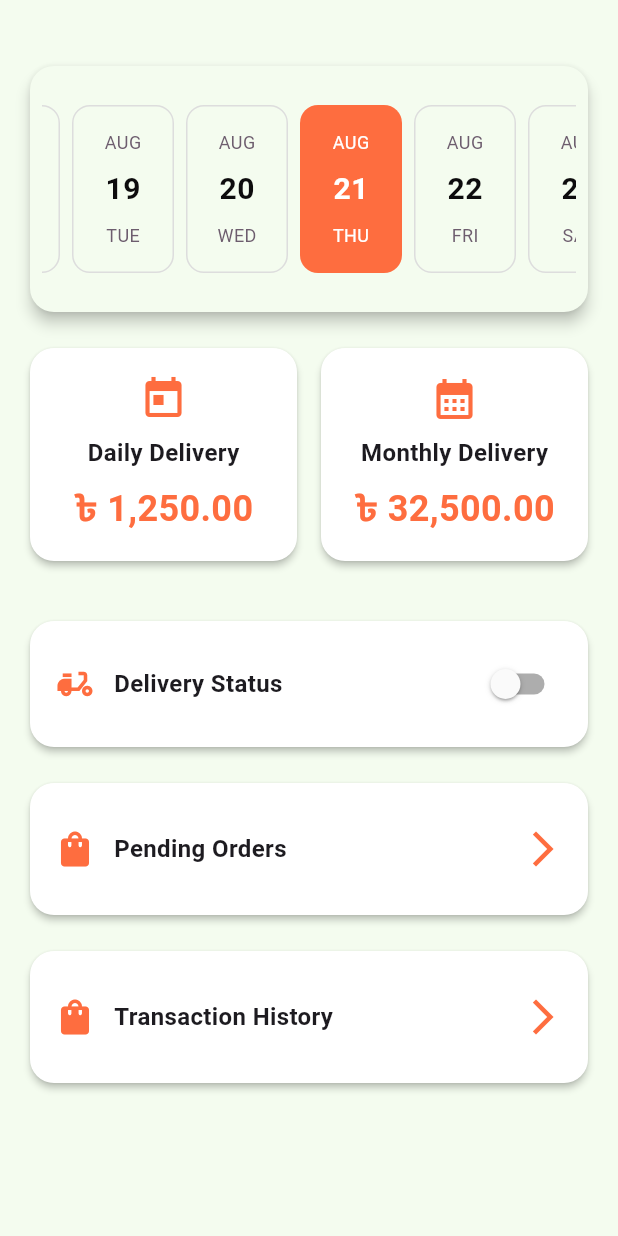
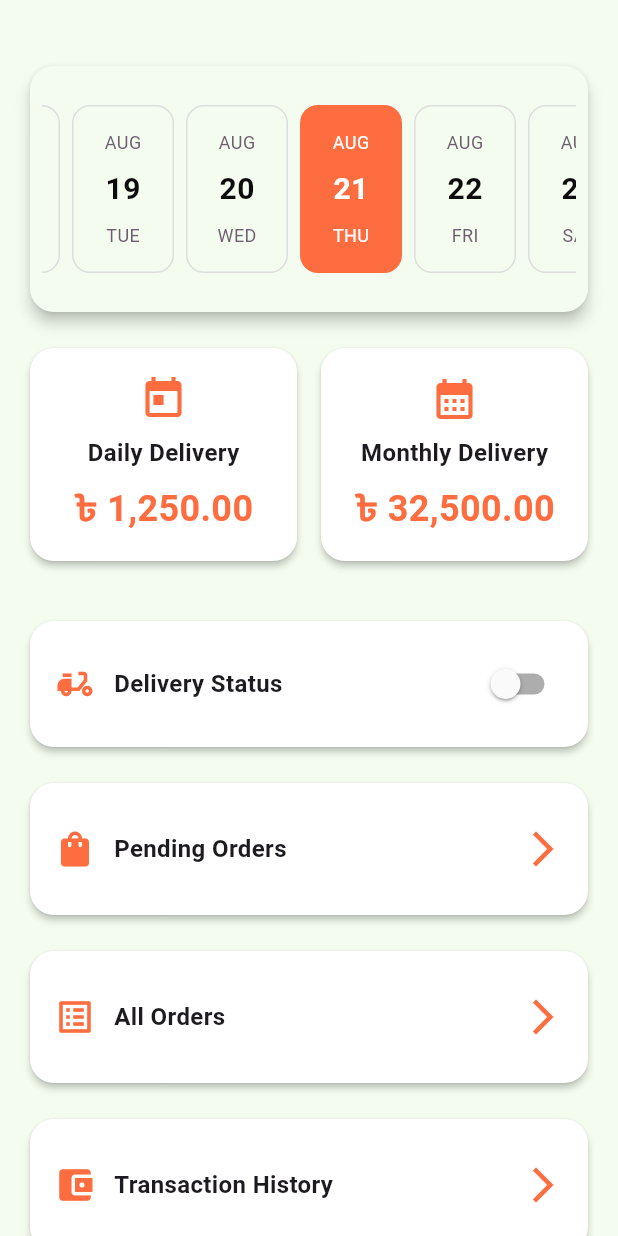
Before and after one commit to farhansadikgalib/ecommerce_delivery_app, a Flutter app: the HomeView screen opened by its route, on a phone screen of 412 x 824 dp. Run offline on Flutter 3.47's test engine with Material 3 defaults, Android fonts, the phone set to English and light mode, and no system bars; drawn by our look-alikes of easy_date_timeline; our stand-ins replace connectivity_plus, dio, easy_debounce, flutter_dotenv, flutter_easyloading, flutter_screenutil and 7 more; missing offline and left inert: any_image_view, shared_value; statements that could not run were skipped.

Commit message:
feat: add All Orders module with binding, controller, and view

```diff
--- a/lib/app/modules/home/views/home_view.dart
+++ b/lib/app/modules/home/views/home_view.dart
@@ -240,7 +240,56 @@ class HomeView extends GetView<HomeController> {
 
             AppWidgets().gapH16(),
 
+            // All Orders Card
+            InkWell(
+              onTap: () => {
+                if(controller.deliveryStatus.value){
+                  Get.toNamed(Routes.ALL_ORDERS),
+                } else {
+                  AppWidgets().getSnackBar(
+                    message: 'Please enable delivery status first.',
+                  ),
+                }
+              },
+              child: Card(
+                elevation: 2,
+                shape: RoundedRectangleBorder(
+                  borderRadius: BorderRadius.circular(16),
+                ),
+                color: Colors.white,
+                child: Padding(
+                  padding: const EdgeInsets.symmetric(
+                    vertical: 30,
+                    horizontal: 16,
+                  ),
+                  child: Row(
+                    children: [
+                      Icon(
+                        Icons.list_alt,
+                        color: AppColors.primaryColor,
+                        size: 28,
+                      ),
+                      SizedBox(width: 12),
+                      Text(
+                        'All Orders',
+                        style: TextStyle(
+                          fontWeight: FontWeight.bold,
+                          fontSize: 16,
+                        ),
+                      ),
+                      Spacer(),
+                      Icon(
+                        Icons.arrow_forward_ios,
+                        color: AppColors.primaryColor,
+                        size: 28,
+                      ),
+                    ],
+                  ),
+                ),
+              ),
+            ),
 
+            AppWidgets().gapH16(),
 
             // Your Order Card
             InkWell(
@@ -268,7 +317,7 @@ class HomeView extends GetView<HomeController> {
                   child: Row(
                     children: [
                       Icon(
-                        Icons.shopping_bag,
+                        Icons.account_balance_wallet,
                         color: AppColors.primaryColor,
                         size: 28,
                       ),
--- a/lib/app/modules/orders/controllers/orders_controller.dart
+++ b/lib/app/modules/orders/controllers/orders_controller.dart
@@ -31,8 +31,8 @@ class OrdersController extends GetxController {
 
   Future<void> getOrderList() async {
     isLoading.value = true;
+    var response = await OrderRepository().getOrderData();
     orderList.clear();
-    var response = await OrderRepository().getOrderData();
     orderList.addAll(response.data ?? []);
     isLoading.value = false;
   }
--- a/lib/app/routes/app_pages.dart
+++ b/lib/app/routes/app_pages.dart
@@ -1,3 +1,5 @@
+import 'package:delivery_app/app/modules/all_orders/bindings/all_orders_binding.dart';
+import 'package:delivery_app/app/modules/all_orders/views/all_orders_view.dart';
 import 'package:get/get.dart';
 
 import '../modules/home/bindings/home_binding.dart';
@@ -44,5 +46,12 @@ class AppPages {
       page: () => const SplashView(),
       binding: SplashBinding(),
     ),
+
+    GetPage(
+      name: _Paths.ALL_ORDERS,
+      page: () => const AllOrdersView(),
+      binding: AllOrdersBinding(),
+    ),
+
   ];
 }
--- a/lib/app/routes/app_routes.dart
+++ b/lib/app/routes/app_routes.dart
@@ -8,6 +8,7 @@ abstract class Routes {
   static const ORDERS = _Paths.ORDERS;
   static const TRANSACTIONS = _Paths.TRANSACTIONS;
   static const SPLASH = _Paths.SPLASH;
+  static const ALL_ORDERS = _Paths.ALL_ORDERS;
 }
 
 abstract class _Paths {
@@ -17,4 +18,5 @@ abstract class _Paths {
   static const ORDERS = '/orders';
   static const TRANSACTIONS = '/transactions';
   static const SPLASH = '/splash';
+  static const ALL_ORDERS = '/all-orders';
 }
```
Also changed, not shown: lib/app/modules/all_orders/bindings/all_orders_binding.dart (added, +12 -0 lines), lib/app/modules/all_orders/controllers/all_orders_controller.dart (added, +24 -0 lines), lib/app/modules/all_orders/views/all_orders_view.dart (added, +200 -0 lines).
